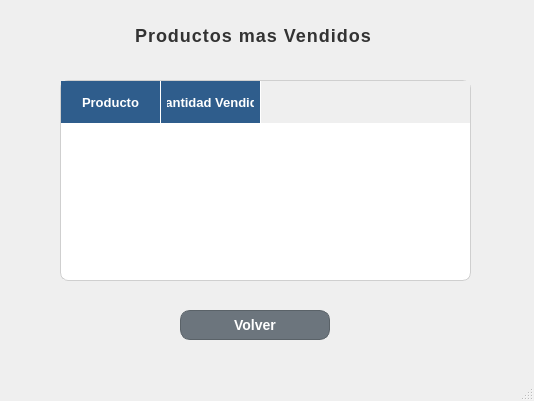
Old version of the form gui/producto_mas_vendido.ui in the repository UTN-BDA-2026/repositorio-grupo-BCCG.
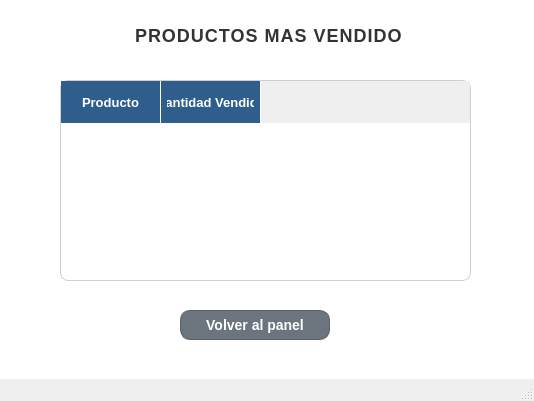
New version of the form.

Commit message: actualizar diseño de la ventanas

```diff
--- a/gui/producto_mas_vendido.ui
+++ b/gui/producto_mas_vendido.ui
@@ -14,12 +14,13 @@
    <string>MainWindow</string>
   </property>
   <property name="styleSheet">
-   <string notr="true">QDialog#Dialog {
-    background-color: #FFFFFF; /* Blanco puro, impecable y brillante */
+   <string notr="true">QWidget#centralwidget {
+    background-color: #FFFFFF;
 }
 
 
 
+
 QLabel#label {
     color: #2C3E50;
     font-size: 18px;
@@ -115,13 +116,14 @@
      <rect>
       <x>130</x>
       <y>20</y>
-      <width>251</width>
+      <width>271</width>
       <height>41</height>
      </rect>
     </property>
     <property name="font">
      <font>
       <pointsize>-1</pointsize>
+      <weight>75</weight>
       <bold>true</bold>
      </font>
     </property>
@@ -129,7 +131,7 @@
      <string notr="true">color: #333333;</string>
     </property>
     <property name="text">
-     <string>Productos mas Vendidos</string>
+     <string>PRODUCTOS MAS VENDIDOS</string>
     </property>
    </widget>
    <widget class="QPushButton" name="btnVolver">
@@ -160,7 +162,7 @@
 }</string>
     </property>
     <property name="text">
-     <string>Volver</string>
+     <string>Volver al panel</string>
     </property>
    </widget>
    <widget class="QTableWidget" name="tablaRanking">
```
Left out of the diff: 2 changed lines with no effect on the pictures. The commit also changes 3 other files.
